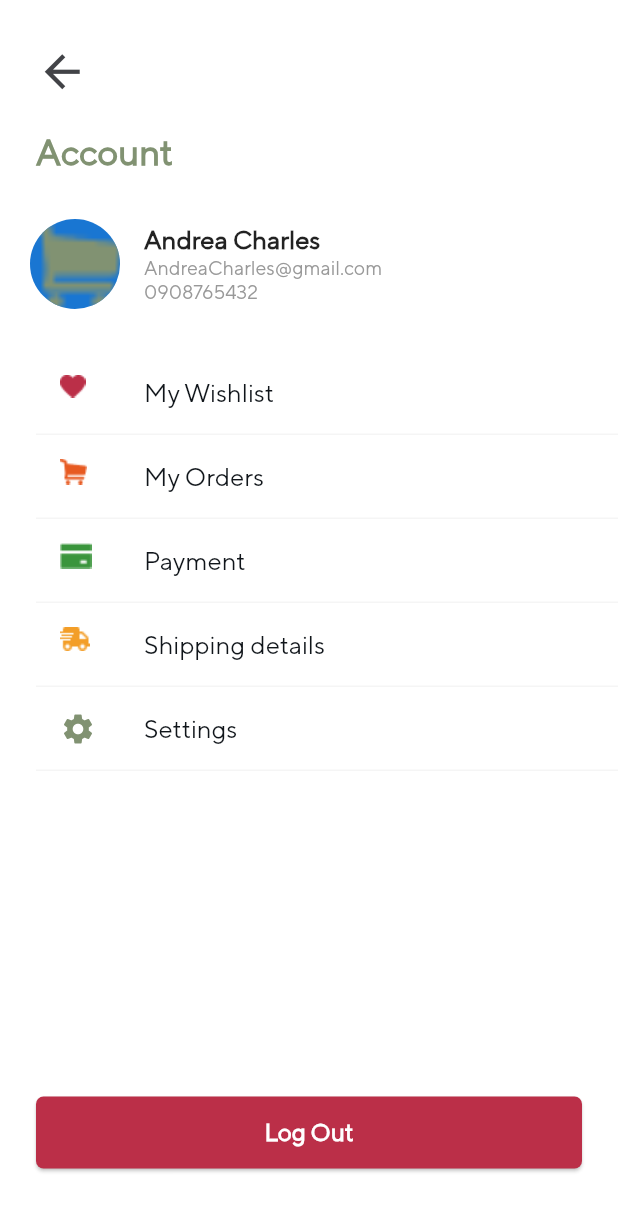
After one commit to SimiPam/aduaba_app, a Flutter app: the screen it shows after launch, in the side drawer, after a tap on "Account Details", on a phone screen of 412 x 824 dp. The commit adds this screen. Shown: the top 1211 px of the screen. Run offline on Flutter 3.47's test engine with Material 2 defaults, Android fonts, the phone set to English and light mode, and no system bars; our stand-ins replace google_fonts.

Commit message:
user account page

```diff
--- a/lib/constants.dart
+++ b/lib/constants.dart
@@ -61,3 +61,54 @@ Row subTitle({String title, Color color}) {
     ],
   );
 }
+
+Widget buildMenuItem({
+  @required String text,
+  Image image,
+  Icon icon,
+  VoidCallback onClicked,
+}) {
+  final color = Color(0xFF10151A);
+
+  return Column(
+    children: [
+      ListTile(
+        leading: image ?? icon,
+        title: Text(
+          text,
+          style: TextStyle(
+              fontSize: 17, color: color, fontWeight: FontWeight.w400),
+        ),
+        onTap: onClicked,
+      ),
+      Divider(
+        color: Color(0xFFF5F5F5),
+        // color: Colors.grey,
+        thickness: 1,
+        height: 0,
+      )
+    ],
+  );
+}
+
+Widget buttonWidget(
+    {@required VoidCallback buttonAction,
+    @required Color buttonColor,
+    @required String buttonText}) {
+  return Padding(
+    padding: const EdgeInsets.symmetric(horizontal: 24.0, vertical: 45),
+    child: Material(
+      color: buttonColor,
+      borderRadius: BorderRadius.all(Radius.circular(5)),
+      elevation: 1,
+      child: MaterialButton(
+        onPressed: buttonAction,
+        child: Text(
+          buttonText,
+          style: TextStyle(
+              color: Colors.white, fontSize: 16, fontWeight: FontWeight.w700),
+        ),
+      ),
+    ),
+  );
+}
--- /dev/null
+++ b/lib/screens/user_account.dart
@@ -0,0 +1,139 @@
+import 'package:flutter/material.dart';
+
+import '../constants.dart';
+
+class UserAccount extends StatelessWidget {
+  @override
+  Widget build(BuildContext context) {
+    return Scaffold(
+      body: Column(crossAxisAlignment: CrossAxisAlignment.stretch, children: [
+        Padding(
+          padding: EdgeInsets.symmetric(vertical: 30, horizontal: 24),
+          child: Column(
+            crossAxisAlignment: CrossAxisAlignment.start,
+            children: [
+              InkWell(
+                onTap: () {
+                  Navigator.pop(context);
+                },
+                child: Icon(
+                  Icons.arrow_back,
+                  color: Color(0xFF424347),
+                  size: 35,
+                ),
+              ),
+              SizedBox(
+                height: 22,
+              ),
+              Text(
+                "Account",
+                style: TextStyle(
+                    fontSize: 24,
+                    color: Color(0xFF819272),
+                    fontWeight: FontWeight.w700),
+              ),
+            ],
+          ),
+        ),
+        Expanded(
+          child: SingleChildScrollView(
+            child: Column(children: [
+              Row(
+                children: [
+                  SizedBox(
+                    width: 20,
+                  ),
+                  CircleAvatar(
+                    radius: 30,
+                    backgroundImage: AssetImage("assets/cart.png"),
+                  ),
+                  SizedBox(
+                    width: 16,
+                  ),
+                  Column(
+                    crossAxisAlignment: CrossAxisAlignment.start,
+                    mainAxisAlignment: MainAxisAlignment.spaceEvenly,
+                    children: [
+                      Text(
+                        "Andrea Charles",
+                        style: TextStyle(
+                            fontSize: 17, fontWeight: FontWeight.w700),
+                      ),
+                      Text(
+                        "AndreaCharles@gmail.com",
+                        style: TextStyle(
+                            fontSize: 13,
+                            color: Color(0xFF999999),
+                            fontWeight: FontWeight.w400),
+                      ),
+                      Text(
+                        "0908765432",
+                        style: TextStyle(
+                            fontSize: 13,
+                            color: Color(0xFF999999),
+                            fontWeight: FontWeight.w400),
+                      ),
+                    ],
+                  ),
+                ],
+              ),
+              Container(
+                padding: EdgeInsets.only(left: 24),
+                child: Column(
+                  mainAxisAlignment: MainAxisAlignment.spaceEvenly,
+                  children: [
+                    SizedBox(
+                      height: 28,
+                    ),
+                    buildMenuItem(
+                        image: Image.asset(
+                          "assets/wishlist.png",
+                          color: Color(0xFFBB2F48),
+                        ),
+                        text: "My Wishlist"),
+                    buildMenuItem(
+                        image: Image.asset(
+                          "assets/cart.png",
+                          color: Color(0xFFE75A21),
+                        ),
+                        text: "My Orders"),
+                    buildMenuItem(
+                        image: Image.asset(
+                          "assets/payment.png",
+                          color: Color(0xFF3A953C),
+                        ),
+                        text: "Payment"),
+                    buildMenuItem(
+                        image: Image.asset(
+                          "assets/delivery.png",
+                          color: Color(0xFFF39E28),
+                        ),
+                        text: "Shipping details"),
+                    buildMenuItem(
+                      icon: Icon(
+                        Icons.settings,
+                        color: Color(0xFFF819272),
+                      ),
+                      text: "Settings",
+                      onClicked: () {
+                        // Navigator.push(
+                        //     context,
+                        //     MaterialPageRoute(
+                        //         builder: (BuildContext context) =>
+                        //             EditUserAccount()));
+                      },
+                    ),
+                  ],
+                ),
+              ),
+            ]),
+          ),
+        ),
+        buttonWidget(
+            buttonText: "Log Out",
+            buttonColor: Color(0xFFBB2F48),
+            buttonAction: () {}),
+      ]),
+    );
+  }
+}
--- a/lib/widgets/drawer_widget.dart
+++ b/lib/widgets/drawer_widget.dart
@@ -1,4 +1,7 @@
+import 'package:aduaba_app/screens/user_account.dart';
 import 'package:flutter/material.dart';
+
+import '../constants.dart';
 
 class DrawerWidget extends StatelessWidget {
   const DrawerWidget({
@@ -48,7 +51,13 @@ class DrawerWidget extends StatelessWidget {
                   image: Image.asset("assets/cart.png"), text: "Orders"),
               buildMenuItem(
                   image: Image.asset("assets/person.png"),
-                  text: "Account Details"),
+                  text: "Account Details",
+                  onClicked: () {
+                    Navigator.push(
+                        context,
+                        MaterialPageRoute(
+                            builder: (BuildContext context) => UserAccount()));
+                  }),
             ],
           ),
         ),
@@ -116,22 +125,4 @@ class DrawerWidget extends StatelessWidget {
       ],
     );
   }
-
-  Widget buildMenuItem({
-    @required String text,
-    Image image,
-    VoidCallback onClicked,
-  }) {
-    final color = Color(0xFF10151A);
-
-    return ListTile(
-      leading: image,
-      title: Text(
-        text,
-        style:
-            TextStyle(fontSize: 17, color: color, fontWeight: FontWeight.w400),
-      ),
-      onTap: onClicked,
-    );
-  }
 }
```
Also changed, not shown: assets/delivery.png (added), assets/payment.png (added).
